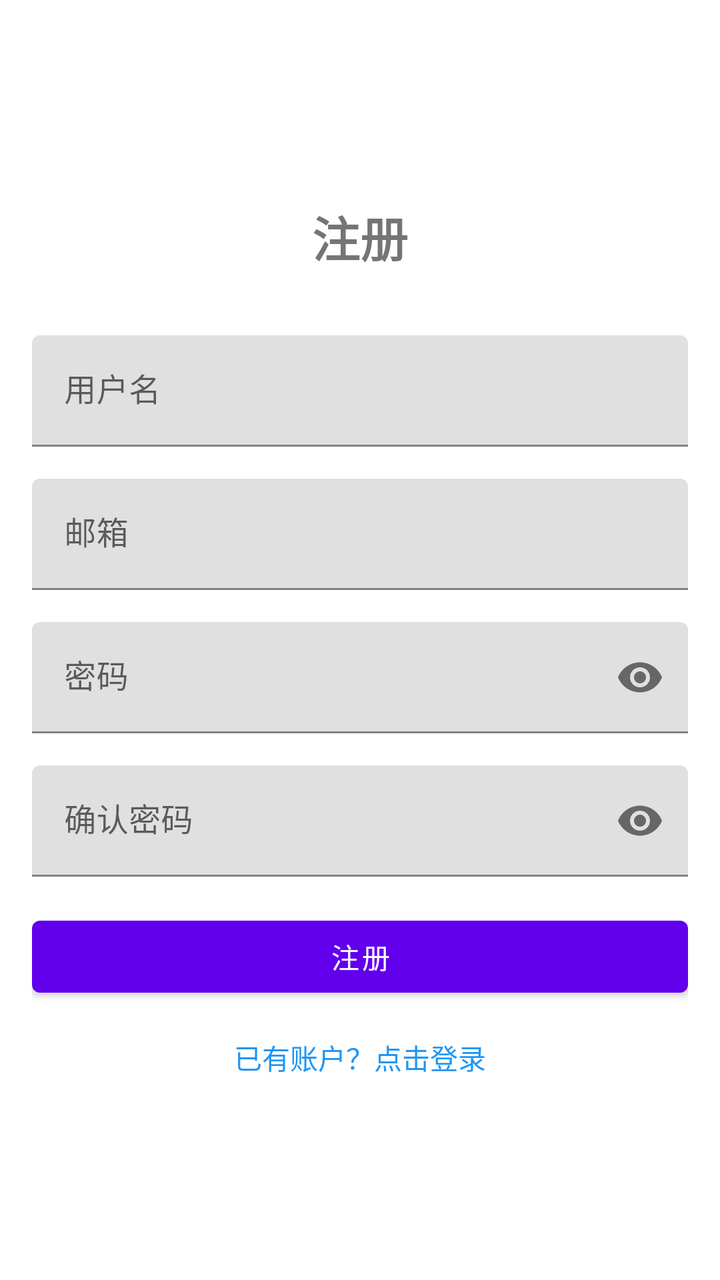
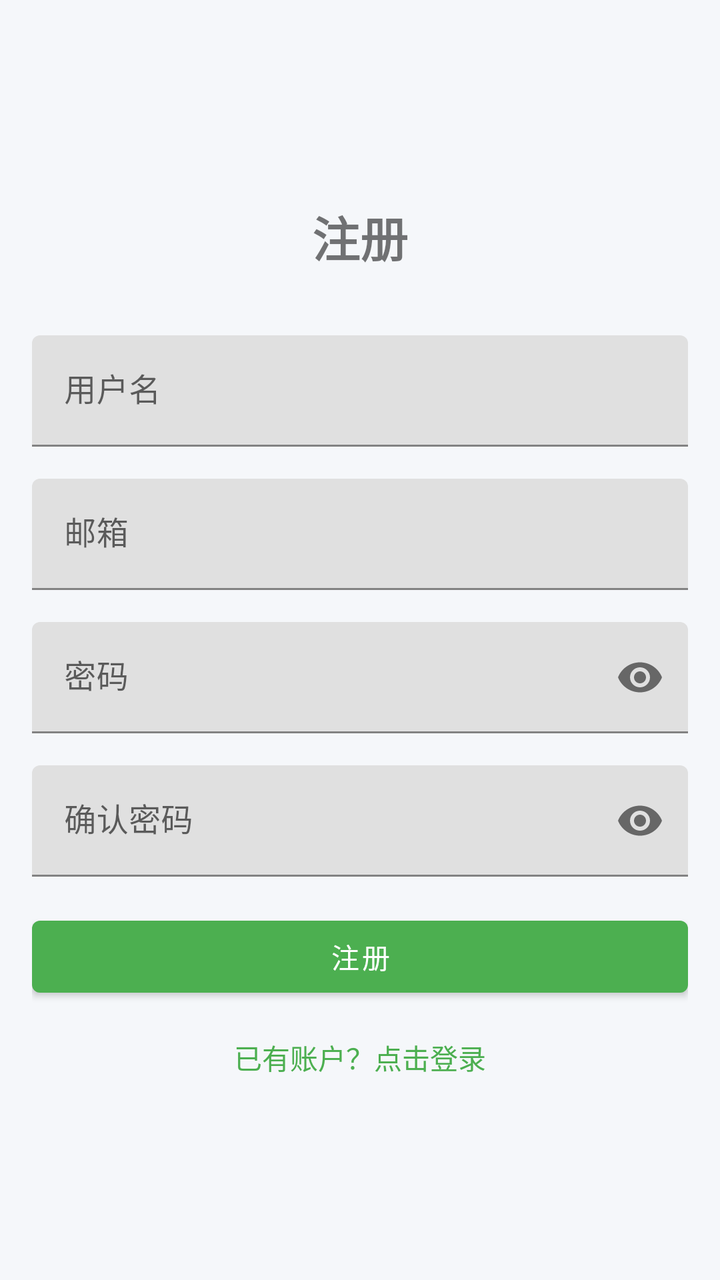

Compare the two renders of this Android layout. The source of the first and the diff that turns it into the second are given below.
<!-- AndroidManifest.xml: application theme Theme.Plantbutlerandroid -->
<!-- res/layout/activity_register.xml -->
<?xml version="1.0" encoding="utf-8"?>
<LinearLayout xmlns:android="http://schemas.android.com/apk/res/android"
    android:layout_width="match_parent"
    android:layout_height="match_parent"
    android:orientation="vertical"
    android:padding="16dp"
    android:gravity="center">

    <TextView
        android:layout_width="wrap_content"
        android:layout_height="wrap_content"
        android:text="注册"
        android:textSize="24sp"
        android:textStyle="bold"
        android:layout_marginBottom="32dp" />

    <com.google.android.material.textfield.TextInputLayout
        android:layout_width="match_parent"
        android:layout_height="wrap_content"
        android:layout_marginBottom="16dp">

        <com.google.android.material.textfield.TextInputEditText
            android:id="@+id/editTextRegUsername"
            android:layout_width="match_parent"
            android:layout_height="wrap_content"
            android:hint="用户名" />

    </com.google.android.material.textfield.TextInputLayout>

    <com.google.android.material.textfield.TextInputLayout
        android:layout_width="match_parent"
        android:layout_height="wrap_content"
        android:layout_marginBottom="16dp">

        <com.google.android.material.textfield.TextInputEditText
            android:id="@+id/editTextRegEmail"
            android:layout_width="match_parent"
            android:layout_height="wrap_content"
            android:hint="邮箱" />

    </com.google.android.material.textfield.TextInputLayout>

    <com.google.android.material.textfield.TextInputLayout
        android:layout_width="match_parent"
        android:layout_height="wrap_content"
        android:layout_marginBottom="16dp"
        xmlns:app="http://schemas.android.com/apk/res-auto"
        app:passwordToggleEnabled="true">

        <com.google.android.material.textfield.TextInputEditText
            android:id="@+id/editTextRegPassword"
            android:layout_width="match_parent"
            android:layout_height="wrap_content"
            android:hint="密码"
            android:inputType="textPassword" />

    </com.google.android.material.textfield.TextInputLayout>

    <com.google.android.material.textfield.TextInputLayout
        android:layout_width="match_parent"
        android:layout_height="wrap_content"
        android:layout_marginBottom="16dp"
        xmlns:app="http://schemas.android.com/apk/res-auto"
        app:passwordToggleEnabled="true">

        <com.google.android.material.textfield.TextInputEditText
            android:id="@+id/editTextConfirmPassword"
            android:layout_width="match_parent"
            android:layout_height="wrap_content"
            android:hint="确认密码"
            android:inputType="textPassword" />

    </com.google.android.material.textfield.TextInputLayout>

    <Button
        android:id="@+id/buttonRegister"
        android:layout_width="match_parent"
        android:layout_height="wrap_content"
        android:text="注册"
        android:layout_marginBottom="16dp" />

    <TextView
        android:id="@+id/textViewLogin"
        android:layout_width="wrap_content"
        android:layout_height="wrap_content"
        android:text="已有账户？点击登录"
        android:textColor="#2196F3"
        android:clickable="true"
        android:focusable="true" />

</LinearLayout>
<!-- resources referenced by this layout -->
<resources>
  <style name="Theme.Plantbutlerandroid" parent="Theme.MaterialComponents.DayNight.DarkActionBar">
          
          <item name="colorPrimary">@color/purple_500</item>
          <item name="colorPrimaryVariant">@color/purple_700</item>
          <item name="colorOnPrimary">@color/white</item>
          
          <item name="colorSecondary">@color/teal_200</item>
          <item name="colorSecondaryVariant">@color/teal_700</item>
          <item name="colorOnSecondary">@color/black</item>
          
          <item name="android:statusBarColor">?attr/colorPrimaryVariant</item>
          
      </style>
  <color name="purple_500">#FF6200EE</color>
  <color name="purple_700">#FF3700B3</color>
  <color name="white">#FFFFFFFF</color>
  <color name="teal_200">#FF03DAC5</color>
  <color name="teal_700">#FF018786</color>
  <color name="black">#FF000000</color>
</resources>

<!-- the commit's change to res/layout/activity_register.xml (unified diff, before → after) -->
@@ -84,7 +84,7 @@
         android:layout_width="wrap_content"
         android:layout_height="wrap_content"
         android:text="已有账户？点击登录"
-        android:textColor="#2196F3"
+        android:textColor="@color/primary_color"
         android:clickable="true"
         android:focusable="true" />
 
<!-- resource entries referenced after the edit -->
@@ -1,23 +1,26 @@
 <!-- resources referenced by this layout -->
 <resources>
-  <style name="Theme.Plantbutlerandroid" parent="Theme.MaterialComponents.DayNight.DarkActionBar">
+  <color name="primary_color">#4CAF50</color>
+  <style name="Theme.Plantbutlerandroid" parent="Theme.MaterialComponents.DayNight.NoActionBar">
           
-          <item name="colorPrimary">@color/purple_500</item>
-          <item name="colorPrimaryVariant">@color/purple_700</item>
+          <item name="colorPrimary">@color/primary_color</item>
+          <item name="colorPrimaryVariant">@color/primary_dark</item>
           <item name="colorOnPrimary">@color/white</item>
           
-          <item name="colorSecondary">@color/teal_200</item>
-          <item name="colorSecondaryVariant">@color/teal_700</item>
+          <item name="colorSecondary">@color/primary_light</item>
+          <item name="colorSecondaryVariant">@color/primary_dark</item>
           <item name="colorOnSecondary">@color/black</item>
           
-          <item name="android:statusBarColor">?attr/colorPrimaryVariant</item>
+          <item name="android:statusBarColor">@color/primary_dark</item>
           
+          <item name="colorAccent">@color/primary_color</item>
+          
+          <item name="android:windowBackground">@color/background_light</item>
       </style>
-  <color name="purple_500">#FF6200EE</color>
-  <color name="purple_700">#FF3700B3</color>
+  <color name="primary_dark">#388E3C</color>
   <color name="white">#FFFFFFFF</color>
-  <color name="teal_200">#FF03DAC5</color>
-  <color name="teal_700">#FF018786</color>
+  <color name="primary_light">#C8E6C9</color>
   <color name="black">#FF000000</color>
+  <color name="background_light">#F5F7FA</color>
 </resources>
 
